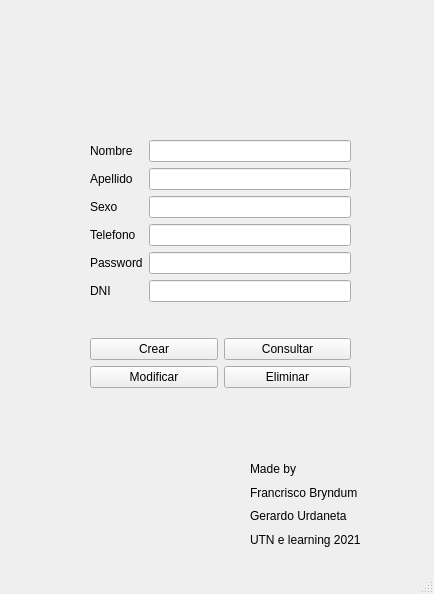
Old version of the form Base.ui in the repository gdurdaneta/utnintegrador.
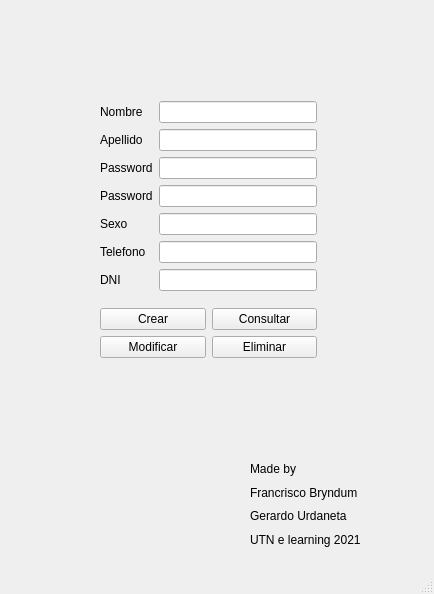
New version of the form.

```diff
--- a/Base.ui
+++ b/Base.ui
@@ -57,15 +57,15 @@
    <widget class="QWidget" name="">
     <property name="geometry">
      <rect>
-      <x>90</x>
-      <y>140</y>
-      <width>261</width>
-      <height>248</height>
+      <x>100</x>
+      <y>90</y>
+      <width>217</width>
+      <height>279</height>
      </rect>
     </property>
-    <layout class="QGridLayout" name="gridLayout_2">
+    <layout class="QGridLayout" name="gridLayout_4">
      <item row="0" column="0">
-      <layout class="QFormLayout" name="formLayout">
+      <layout class="QGridLayout" name="gridLayout">
        <item row="0" column="0">
         <widget class="QLabel" name="label_5">
          <property name="text">
@@ -87,49 +87,59 @@
         <widget class="QLineEdit" name="lineEdit_4"/>
        </item>
        <item row="2" column="0">
-        <widget class="QLabel" name="label_12">
+        <widget class="QLabel" name="label_15">
          <property name="text">
-          <string>Sexo</string>
+          <string>Password</string>
          </property>
         </widget>
        </item>
        <item row="2" column="1">
-        <widget class="QLineEdit" name="lineEdit_5"/>
+        <widget class="QLineEdit" name="lineEdit_9"/>
        </item>
        <item row="3" column="0">
-        <widget class="QLabel" name="label_11">
+        <widget class="QLabel" name="label_14">
          <property name="text">
-          <string>Telefono</string>
+          <string>Password</string>
          </property>
         </widget>
        </item>
        <item row="3" column="1">
-        <widget class="QLineEdit" name="lineEdit_6"/>
+        <widget class="QLineEdit" name="lineEdit_8"/>
        </item>
        <item row="4" column="0">
-        <widget class="QLabel" name="label_14">
+        <widget class="QLabel" name="label_12">
          <property name="text">
-          <string>Password</string>
+          <string>Sexo</string>
          </property>
         </widget>
        </item>
        <item row="4" column="1">
-        <widget class="QLineEdit" name="lineEdit_8"/>
+        <widget class="QLineEdit" name="lineEdit_5"/>
        </item>
        <item row="5" column="0">
+        <widget class="QLabel" name="label_11">
+         <property name="text">
+          <string>Telefono</string>
+         </property>
+        </widget>
+       </item>
+       <item row="5" column="1">
+        <widget class="QLineEdit" name="lineEdit_6"/>
+       </item>
+       <item row="6" column="0">
         <widget class="QLabel" name="label_13">
          <property name="text">
           <string>DNI</string>
          </property>
         </widget>
        </item>
-       <item row="5" column="1">
+       <item row="6" column="1">
         <widget class="QLineEdit" name="lineEdit_7"/>
        </item>
       </layout>
      </item>
      <item row="1" column="0">
-      <layout class="QGridLayout" name="gridLayout">
+      <layout class="QGridLayout" name="gridLayout_2">
        <item row="0" column="0">
         <widget class="QPushButton" name="pushButton_3">
          <property name="text">
```
